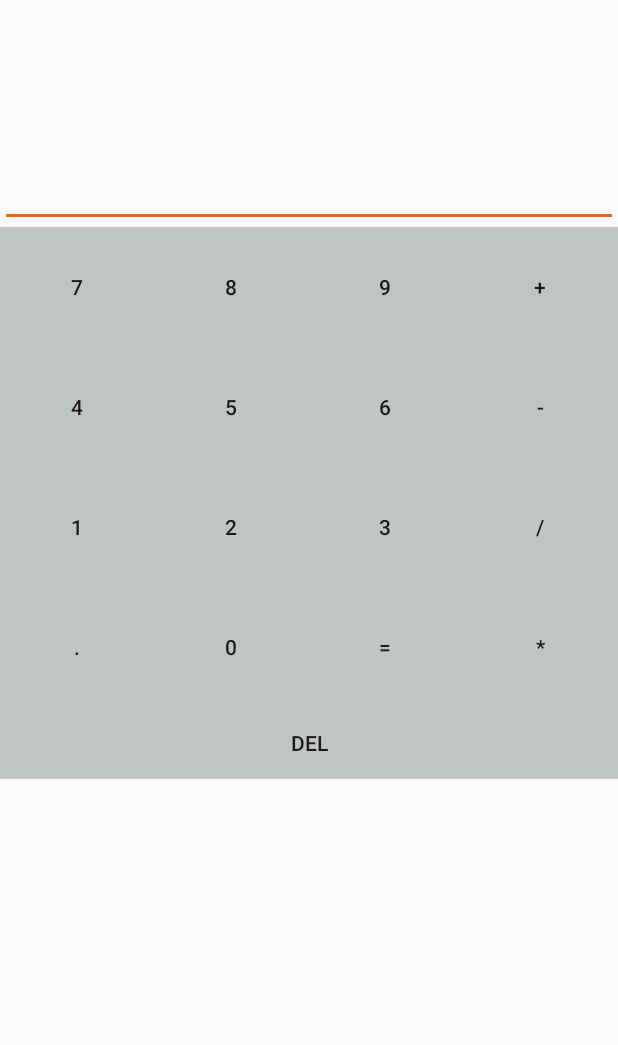
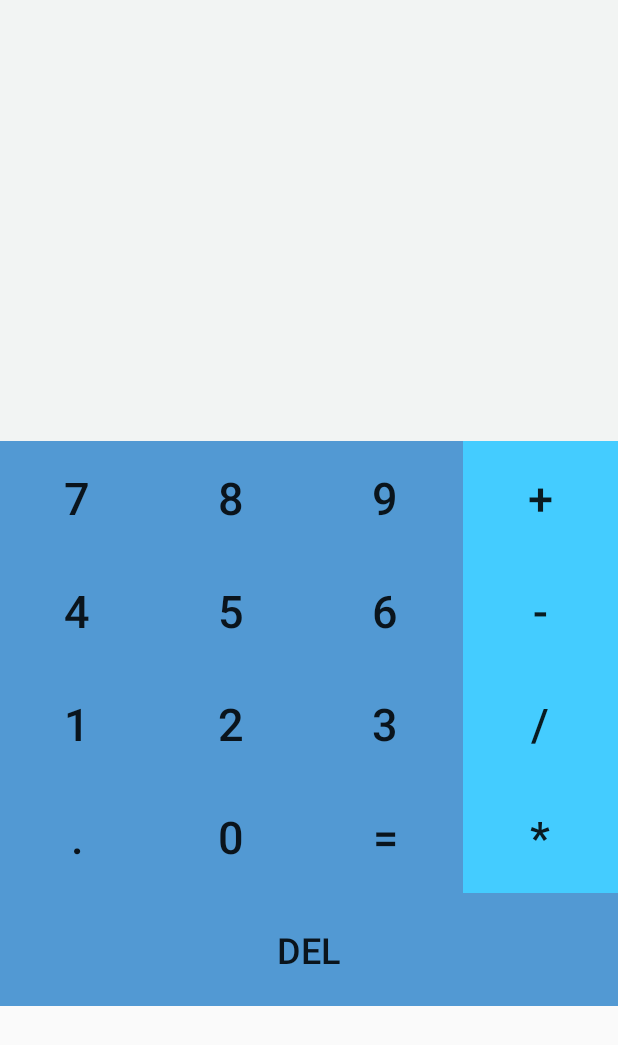
Before and after one commit to gabrielsaluti/NinjaCalculator, an Android app: the layout activity_main.xml on its own in the app's theme, with its tools: preview values and no code run, on a phone screen of 412 x 824 dp. Shown: the top 1045 px of the screen. Run offline under Robolectric (Android 15) with nearby library versions, the phone set to English and light mode, and no system bars.

Commit message:
Minhas ultimas modificacoes

```diff
--- a/app/src/main/java/com/example/uber/ninjacalc/Password.java
+++ b/app/src/main/java/com/example/uber/ninjacalc/Password.java
@@ -1,5 +1,6 @@
 package com.example.uber.ninjacalc;
 
+import android.app.Activity;
 import android.content.Intent;
 import android.support.v7.app.AppCompatActivity;
 import android.os.Bundle;
@@ -7,7 +8,7 @@ import android.text.Editable;
 import android.text.TextWatcher;
 import android.widget.EditText;
 
-public class Password extends AppCompatActivity {
+public class Password extends Activity {
 
     @Override
     protected void onCreate(Bundle savedInstanceState) {
--- a/app/src/main/res/layout/activity_documentos.xml
+++ b/app/src/main/res/layout/activity_documentos.xml
@@ -15,5 +15,8 @@
         android:layout_height="match_parent"
         android:layout_alignParentStart="true"
         android:layout_alignParentTop="true"
-        android:id="@+id/lvDocs" />
+        android:id="@+id/lvDocs"
+        android:elevation="1dp"
+        android:textColor="#F7CB15"
+        android:textAppearance="?android:attr/textAppearanceLarge"/>
 </LinearLayout>
--- a/app/src/main/res/layout/activity_main.xml
+++ b/app/src/main/res/layout/activity_main.xml
@@ -1,5 +1,5 @@
 <?xml version="1.0" encoding="utf-8"?>
-<RelativeLayout xmlns:android="http://schemas.android.com/apk/res/android"
+<LinearLayout xmlns:android="http://schemas.android.com/apk/res/android"
     xmlns:tools="http://schemas.android.com/tools"
     android:id="@+id/activity_main"
     android:layout_width="match_parent"
@@ -15,7 +15,6 @@
 
         <EditText
             android:layout_width="wrap_content"
-            android:layout_height="151dp"
             android:ems="10"
             android:id="@+id/displayCalc"
             android:textAlignment="textEnd"
@@ -25,7 +24,9 @@
             android:cursorVisible="false"
             android:editable="false"
             android:enabled="true"
-            android:backgroundTint="#F26419" />
+            android:backgroundTint="#F2F4F3"
+            android:layout_height="294dp"
+            android:background="#F2F4F3" />
 
         <LinearLayout
             android:orientation="horizontal"
@@ -38,34 +39,42 @@
                 android:layout_width="wrap_content"
                 android:id="@+id/btn7"
                 android:layout_weight="1"
-                android:layout_height="80dp"
-                android:background="#C0C5C1" />
+                android:background="#5299D3"
+                android:layout_height="75dp"
+                android:textSize="30sp"
+                tools:fontFamily="sans-serif-condensed" />
 
             <Button
                 android:text="8"
                 android:layout_width="wrap_content"
-                android:layout_height="80dp"
                 android:id="@+id/btn8"
                 android:layout_weight="1"
-                android:background="#C0C5C1" />
+                android:background="#5299D3"
+                android:layout_height="75dp"
+                android:textSize="30sp"
+                tools:fontFamily="sans-serif-condensed" />
 
             <Button
                 android:text="9"
                 android:layout_width="wrap_content"
-                android:layout_height="80dp"
                 android:id="@+id/btn9"
                 android:layout_weight="1"
-                android:background="#C0C5C1" />
+                android:background="#5299D3"
+                android:layout_height="75dp"
+                android:textSize="30sp"
+                tools:fontFamily="sans-serif-condensed" />
 
             <Button
                 android:text="+"
                 android:layout_width="wrap_content"
-                android:layout_height="80dp"
                 android:id="@+id/btnAdd"
                 android:layout_weight="1"
-                android:background="#C0C5C1"
+                android:background="#44CCFF"
                 tools:longClickable="true"
-                android:longClickable="true" />
+                android:longClickable="true"
+                android:layout_height="75dp"
+                android:textSize="30sp"
+                tools:fontFamily="sans-serif-condensed" />
         </LinearLayout>
 
         <LinearLayout
@@ -76,34 +85,42 @@
             <Button
                 android:text="4"
                 android:layout_width="wrap_content"
-                android:layout_height="80dp"
                 android:id="@+id/btn4"
                 android:layout_weight="1"
-                android:background="#C0C5C1" />
+                android:background="#5299D3"
+                android:layout_height="75dp"
+                android:textSize="30sp"
+                tools:fontFamily="sans-serif-condensed" />
 
             <Button
                 android:text="5"
                 android:layout_width="wrap_content"
-                android:layout_height="80dp"
                 android:id="@+id/btn5"
                 android:layout_weight="1"
-                android:background="#C0C5C1" />
+                android:background="#5299D3"
+                android:layout_height="75dp"
+                android:textSize="30sp"
+                tools:fontFamily="sans-serif-condensed" />
 
             <Button
                 android:text="6"
                 android:layout_width="wrap_content"
-                android:layout_height="80dp"
                 android:id="@+id/btn6"
                 android:layout_weight="1"
-                android:background="#C0C5C1" />
+                android:background="#5299D3"
+                android:layout_height="75dp"
+                android:textSize="30sp"
+                tools:fontFamily="sans-serif-condensed" />
 
             <Button
                 android:text="-"
                 android:layout_width="wrap_content"
-                android:layout_height="80dp"
                 android:id="@+id/btnSub"
                 android:layout_weight="1"
-                android:background="#C0C5C1" />
+                android:background="#44CCFF"
+                android:layout_height="75dp"
+                android:textSize="30sp"
+                tools:fontFamily="sans-serif-condensed" />
         </LinearLayout>
 
         <LinearLayout
@@ -114,34 +131,42 @@
             <Button
                 android:text="1"
                 android:layout_width="wrap_content"
-                android:layout_height="80dp"
                 android:id="@+id/btn1"
                 android:layout_weight="1"
-                android:background="#C0C5C1" />
+                android:background="#5299D3"
+                android:layout_height="75dp"
+                android:textSize="30sp"
+                tools:fontFamily="sans-serif-condensed" />
 
             <Button
                 android:text="2"
                 android:layout_width="wrap_content"
-                android:layout_height="80dp"
                 android:id="@+id/btn2"
                 android:layout_weight="1"
-                android:background="#C0C5C1" />
+                android:background="#5299D3"
+                android:layout_height="75dp"
+                android:textSize="30sp"
+                tools:fontFamily="sans-serif-condensed" />
 
             <Button
                 android:text="3"
                 android:layout_width="wrap_content"
-                android:layout_height="80dp"
                 android:id="@+id/btn3"
                 android:layout_weight="1"
-                android:background="#C0C5C1" />
+                android:background="#5299D3"
+                android:layout_height="75dp"
+                android:textSize="30sp"
+                tools:fontFamily="sans-serif-condensed" />
 
             <Button
                 android:text="/"
                 android:layout_width="wrap_content"
-                android:layout_height="80dp"
                 android:id="@+id/btnDiv"
                 android:layout_weight="1"
-                android:background="#C0C5C1" />
+                android:background="#44CCFF"
+                android:layout_height="75dp"
+                android:textSize="30sp"
+                tools:fontFamily="sans-serif-condensed" />
         </LinearLayout>
 
         <LinearLayout
@@ -152,34 +177,42 @@
             <Button
                 android:text="."
                 android:layout_width="wrap_content"
-                android:layout_height="80dp"
-                android:id="@+id/button16"
+                android:id="@+id/btnDot"
                 android:layout_weight="1"
-                android:background="#C0C5C1" />
+                android:background="#5299D3"
+                android:layout_height="75dp"
+                android:textSize="30sp"
+                tools:fontFamily="sans-serif-condensed" />
 
             <Button
                 android:text="0"
                 android:layout_width="wrap_content"
-                android:layout_height="80dp"
                 android:id="@+id/btn0"
                 android:layout_weight="1"
-                android:background="#C0C5C1" />
+                android:background="#5299D3"
+                android:layout_height="75dp"
+                android:textSize="30sp"
+                tools:fontFamily="sans-serif-condensed" />
 
             <Button
                 android:text="="
                 android:layout_width="wrap_content"
-                android:layout_height="80dp"
                 android:id="@+id/btnEquals"
                 android:layout_weight="1"
-                android:background="#C0C5C1" />
+                android:background="#5299D3"
+                android:layout_height="75dp"
+                android:textSize="30sp"
+                tools:fontFamily="sans-serif-condensed" />
 
             <Button
                 android:text="*"
                 android:layout_width="wrap_content"
-                android:layout_height="80dp"
                 android:id="@+id/btnMult"
                 android:layout_weight="1"
-                android:background="#C0C5C1" />
+                android:background="#44CCFF"
+                android:layout_height="75dp"
+                android:textSize="30sp"
+                tools:fontFamily="sans-serif-condensed" />
         </LinearLayout>
 
         <LinearLayout
@@ -190,10 +223,11 @@
             <Button
                 android:text="Del"
                 android:layout_width="match_parent"
-                android:layout_height="wrap_content"
                 android:id="@+id/btnDelete"
-                android:background="#C0C5C1" />
+                android:background="#5299D3"
+                android:layout_height="75dp"
+                android:textSize="24sp" />
 
         </LinearLayout>
     </LinearLayout>
-</RelativeLayout>
+</LinearLayout>
--- a/app/src/main/res/values/colors.xml
+++ b/app/src/main/res/values/colors.xml
@@ -2,5 +2,5 @@
 <resources>
     <color name="colorPrimary">#3f51b5</color>
     <color name="colorPrimaryDark">#303f9f</color>
-    <color name="colorAccent">#FF4081</color>
+    <color name="colorAccent">#ff4081</color>
 </resources>
```
Also changed, not shown: app/src/main/java/com/example/uber/ninjacalc/Documentos.java (+24 -1 lines), app/src/main/java/com/example/uber/ninjacalc/MainActivity.java (+154 -79 lines).
